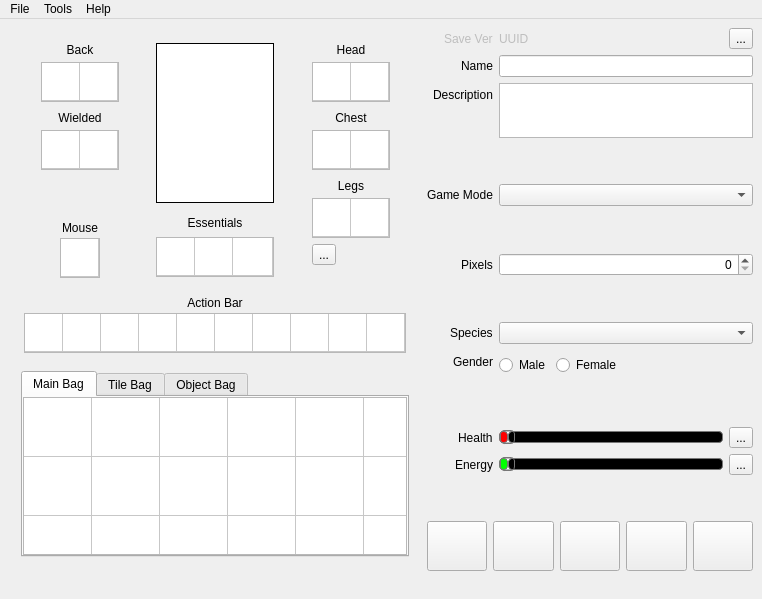
Qt form starcheat/templates/MainWindow.ui (wizzomafizzo/starcheat) before a commit.
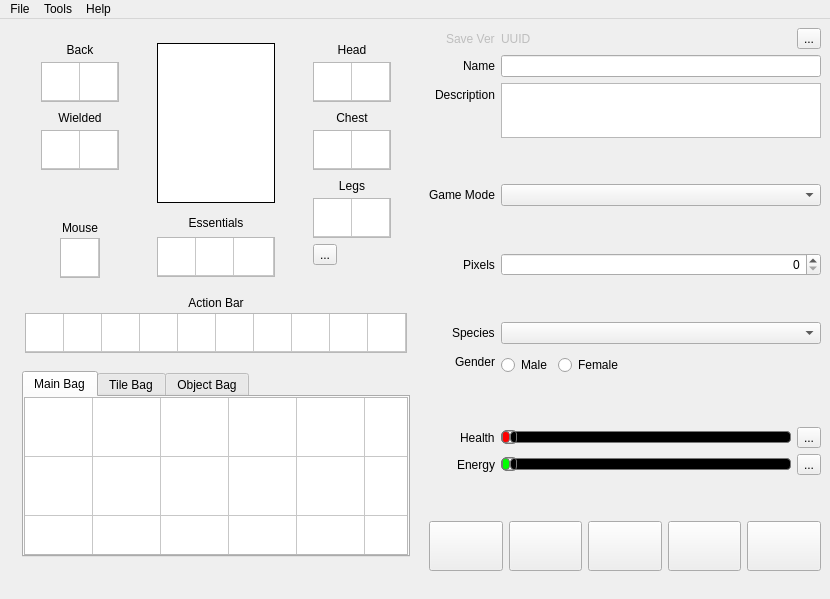
The same form after that commit. Icons and pictures are not drawn.

```diff
--- a/starcheat/templates/MainWindow.ui
+++ b/starcheat/templates/MainWindow.ui
@@ -6,7 +6,7 @@
    <rect>
     <x>0</x>
     <y>0</y>
-    <width>762</width>
+    <width>830</width>
     <height>599</height>
    </rect>
   </property>
@@ -2461,8 +2461,8 @@
     <rect>
      <x>0</x>
      <y>0</y>
-     <width>762</width>
-     <height>31</height>
+     <width>830</width>
+     <height>22</height>
     </rect>
    </property>
    <widget class="QMenu" name="menuFile">
```
Left out of the diff: 4 changed lines with no effect on the pictures.
